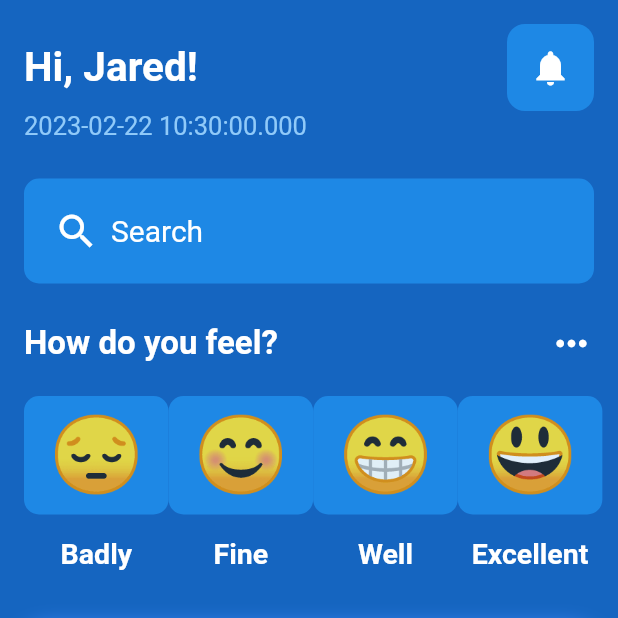
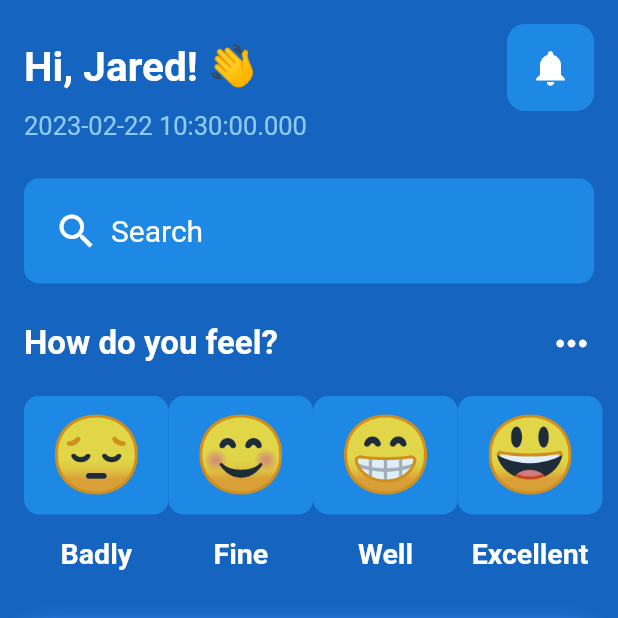
Before and after one commit to jakansha2001/mental_health_app_ui, a Flutter app: the screen it shows after launch, on a phone screen of 412 x 824 dp, the top half of it. Run offline on Flutter 3.47's test engine with Material 2 defaults, Android fonts, the phone set to English and light mode, and no system bars; our stand-ins replace flutter_bloc.

Commit message:
BLoC implementation

```diff
--- a/lib/home/screens/home_page.dart
+++ b/lib/home/screens/home_page.dart
@@ -289,18 +289,14 @@ class Greet extends StatelessWidget {
     return Row(
       mainAxisAlignment: MainAxisAlignment.spaceBetween,
       children: [
-        const Text(
-          'Hi, Jared!',
-          style: greetText,
+        BlocBuilder<HomeBloc, HomeState>(
+          builder: (context, state) {
+            return Text(
+              'Hi, Jared! ${state.mood}',
+              style: greetText,
+            );
+          },
         ),
-        // BlocBuilder<HomeBloc, HomeState>(
-        //   builder: (context, state) {
-        //     return Text(
-        //       'Hi, Jared! ${state.mood}',
-        //       style: greetText,
-        //     );
-        //   },
-        // ),
         const NotificationIcon()
       ],
     );
--- a/lib/main.dart
+++ b/lib/main.dart
@@ -15,7 +15,6 @@ class MyApp extends StatelessWidget {
   Widget build(BuildContext context) {
     return MaterialApp(
       debugShowCheckedModeBanner: false,
-      //home: const CategoryPage(),
       home: BlocProvider(
         create: (context) => HomeBloc(),
         child: const HomePage(),
```
